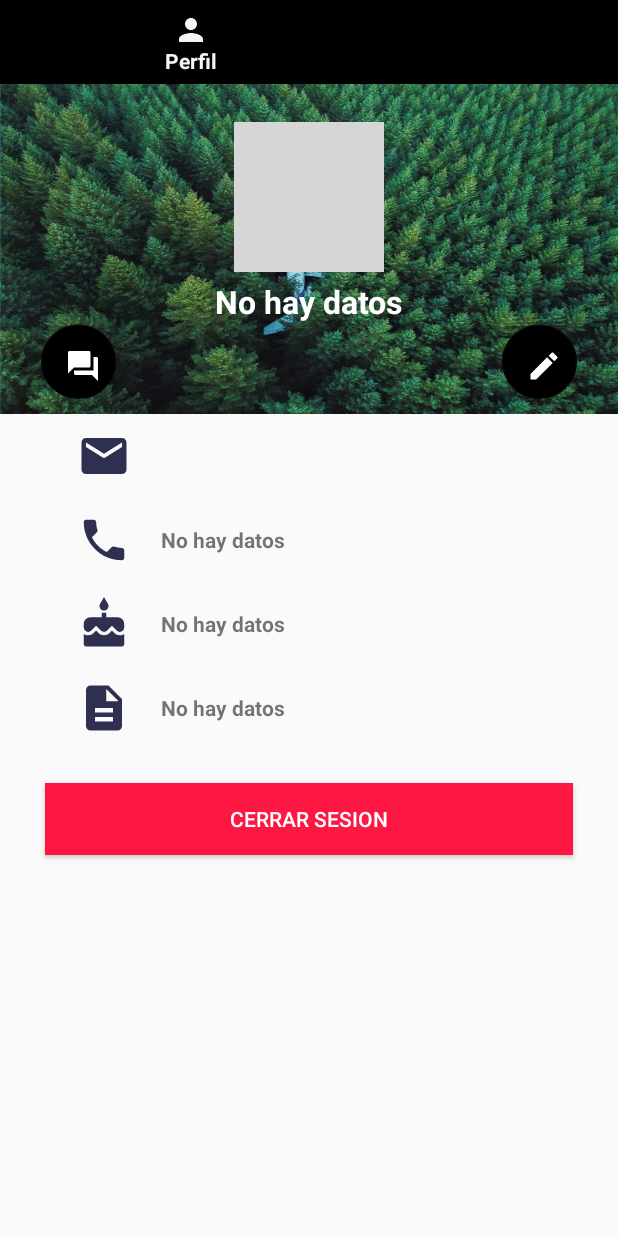
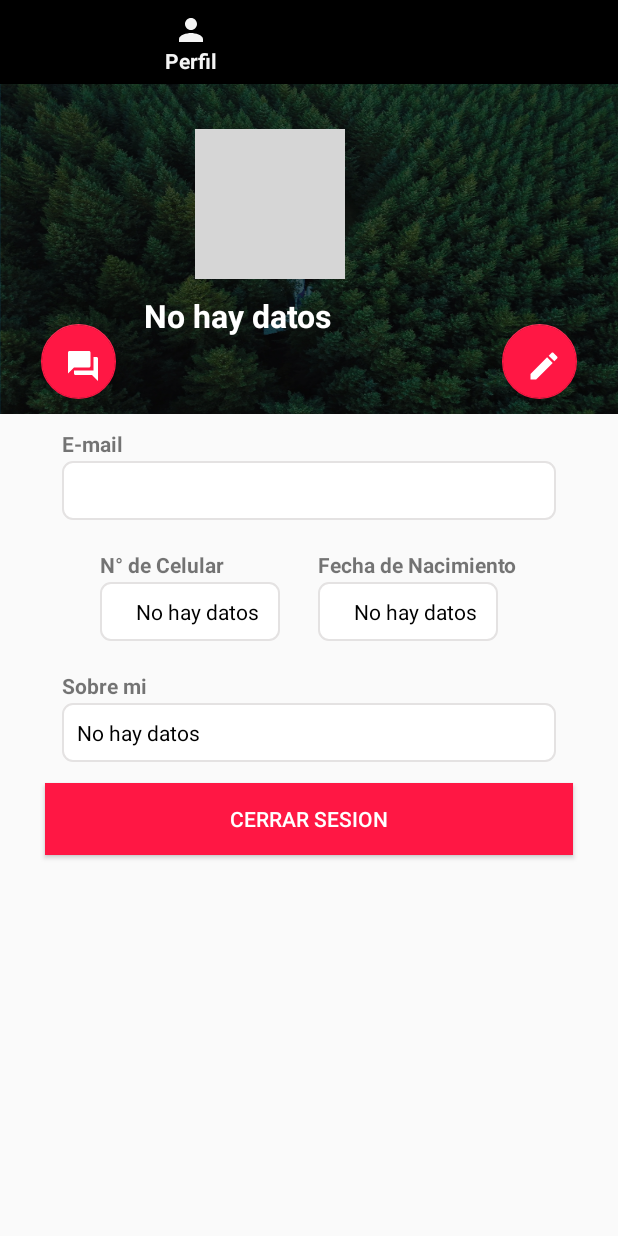
Before and after one commit to Zannier7/NewApp, an Android app: the screen it shows after launch once a user with an empty profile is signed in (InicioActivity), item 2 of the bottom bar chosen, on a phone screen of 412 x 824 dp. Run offline under Robolectric (Android 15) with nearby library versions, the phone set to English and light mode, and no system bars; our stand-ins replace Firebase (no records; nobody signed in at launch, a user with empty details on screens opened directly); libraries missing offline, so code that uses them is left out: com.facebook, com.facebook.login; pictures from the network do not load; 3 statements that could not run were skipped; grey boxes are pictures that could not be loaded.

Commit message:
style perfil

```diff
--- a/app/src/main/java/pe/com/app/nose/PerfilFragment.java
+++ b/app/src/main/java/pe/com/app/nose/PerfilFragment.java
@@ -19,6 +19,7 @@ import android.view.View;
 import android.view.ViewGroup;
 import android.widget.ArrayAdapter;
 import android.widget.Button;
+import android.widget.FrameLayout;
 import android.widget.ImageView;
 import android.widget.TextView;
 
@@ -62,6 +63,7 @@ public class PerfilFragment extends Fragment implements GoogleApiClient.OnConnec
     private TextView pro_descripcion;
     private String userID;
     private FirebaseDatabase mfirebaseDatabase;
+    private FrameLayout fl;
 
     //PSF NEED FOR INVITE
     private static final String TAG = PerfilFragment.class.getSimpleName();
@@ -96,6 +98,11 @@ public class PerfilFragment extends Fragment implements GoogleApiClient.OnConnec
         nameTextView = (TextView) view.findViewById(R.id.nameTextView);
         emailTextView = (TextView) view.findViewById(R.id.emailTextView);
         pro_descripcion = (TextView)view.findViewById(R.id.pro_descripcion);
+
+        fl = (FrameLayout) view.findViewById( R.id.mainmenu);
+
+       fl.getForeground().setAlpha(150);
+
 
 
 
--- a/app/src/main/java/pe/com/app/nose/Popup_create.java
+++ b/app/src/main/java/pe/com/app/nose/Popup_create.java
@@ -74,7 +74,6 @@ public class Popup_create extends Activity  implements GoogleApiClient.OnConnect
     private FloatingActionButton googleInvite;
 
     private ProgressDialog mProgress;
-    private FrameLayout fl;
 
     private FirebaseAuth mAuth;
     private FirebaseAuth.AuthStateListener fireAuthStateListener;
@@ -142,10 +141,7 @@ public class Popup_create extends Activity  implements GoogleApiClient.OnConnect
         int width = dm.widthPixels;
         int height = dm.heightPixels;
 
-        /*getWindow().setLayout((int)(width*.8),(int)(height*.6));*/
-
-        fl = (FrameLayout) findViewById( R.id.mainmenu);
-        fl.getForeground().setAlpha( 0);
+        //getWindow().setLayout((int)(width*.8),(int)(height*.6));
 
 
         /*Obtener categoria*/
@@ -191,6 +187,8 @@ public class Popup_create extends Activity  implements GoogleApiClient.OnConnect
             }
         });
         /*switchUbicación*/
+
+
             lugar2.setOnClickListener(new View.OnClickListener() {
                 @Override
                 public void onClick(View view) {
--- a/app/src/main/java/pe/com/app/nose/ReadUbication.java
+++ b/app/src/main/java/pe/com/app/nose/ReadUbication.java
@@ -50,7 +50,6 @@ public class ReadUbication extends AppCompatActivity implements GoogleMap.OnMark
         int width = dm.widthPixels;
         int height = dm.heightPixels;
 
-        getWindow().setLayout((int) (width*.8), (int) (height*.6));
 
 
         atrasMap = (FloatingActionButton) findViewById(R.id.atrasMap);
--- /dev/null
+++ b/app/src/main/res/drawable/location.xml
@@ -0,0 +1,5 @@
+<vector android:height="30dp" android:tint="#FFFFFF"
+    android:viewportHeight="30.0" android:viewportWidth="30.0"
+    android:width="30dp" xmlns:android="http://schemas.android.com/apk/res/android">
+    <path android:fillColor="#FF000000" android:pathData="M12,2C8.14,2 5,5.14 5,9c0,5.25 7,13 7,13s7,-7.75 7,-13c0,-3.86 -3.14,-7 -7,-7zM16,10h-3v3h-2v-3L8,10L8,8h3L11,5h2v3h3v2z"/>
+</vector>
--- a/app/src/main/res/drawable/rounded.xml
+++ b/app/src/main/res/drawable/rounded.xml
@@ -1,7 +1,8 @@
 <?xml version="1.0" encoding="utf-8"?>
 <shape xmlns:android="http://schemas.android.com/apk/res/android"
     android:shape="oval">
-    <solid android:color="#2f2f4f"/>
+    <solid android:color="#ffffff"/>
     <size android:width="100dp"
         android:height="100dp"/>
+
 </shape>
--- /dev/null
+++ b/app/src/main/res/drawable/rounded_profile.xml
@@ -0,0 +1,14 @@
+<?xml version="1.0" encoding="utf-8"?>
+<shape xmlns:android="http://schemas.android.com/apk/res/android"
+    android:shape="rectangle" android:padding="10dp">
+    <solid android:color="#fff"/>
+    <stroke android:width="1dp"
+            android:color="#e4e2e2"/>
+    <corners
+        android:bottomRightRadius="15dp"
+        android:bottomLeftRadius="15dp"
+        android:topLeftRadius="15dp"
+        android:topRightRadius="15dp"/>
+    <corners android:radius="10px"/>
+
+</shape>
--- a/app/src/main/res/layout/fragment_perfil.xml
+++ b/app/src/main/res/layout/fragment_perfil.xml
@@ -19,31 +19,16 @@
             android:layout_width="match_parent"
             android:layout_height="220dp"
             android:layout_below="@+id/linearLayout1"
-            android:background="@drawable/backpro"
-            android:orientation="vertical">
+            android:orientation="vertical"
+            android:background="@drawable/backpro">
 
-            <ImageView
+            <FrameLayout xmlns:android="http://schemas.android.com/apk/res/android"
+                android:id="@+id/mainmenu"
+                android:layout_width="fill_parent"
+                android:layout_height="fill_parent"
+                android:foreground="@drawable/atenuar">
 
-                android:id="@+id/photoImageView"
-                android:layout_width="100dp"
-                android:layout_height="100dp"
-                android:layout_centerVertical="true"
-                android:layout_alignParentLeft="true"
-                android:layout_alignParentStart="true"
-                android:layout_gravity="center_horizontal"
-                android:layout_marginTop="25dp"
-                android:background="@drawable/rounded"/>
-
-            <TextView
-                android:id="@+id/nameTextView"
-                android:layout_width="wrap_content"
-                android:layout_height="wrap_content"
-                android:layout_gravity="center_horizontal"
-                android:layout_marginTop="5dp"
-                android:text="nombre/apellidos"
-                android:textColor="#ffff"
-                android:textSize="21sp"
-                android:textStyle="bold" />
+            </FrameLayout>
         </LinearLayout>
 
 
@@ -60,88 +45,110 @@
             <LinearLayout
                 android:layout_width="match_parent"
                 android:layout_height="wrap_content"
-                android:orientation="horizontal"
-                android:paddingLeft="25dp">
+                android:orientation="vertical"
+                android:layout_marginLeft="15dp"
+                android:layout_marginRight="15dp">
 
-                <ImageView
-                    android:layout_width="36dp"
-                    android:layout_height="36dp"
-                    android:src="@drawable/pro_email" />
+                <TextView
+                    android:layout_width="wrap_content"
+                    android:layout_height="wrap_content"
+                    android:text="E-mail"
+                    android:textStyle="bold"
+                    android:layout_marginBottom="2dp"/>
 
                 <TextView
                     android:id="@+id/emailTextView"
-                    android:layout_width="wrap_content"
+                    android:layout_width="match_parent"
                     android:layout_height="wrap_content"
                     android:layout_gravity="center_vertical"
-                    android:paddingLeft="20dp"
-                    android:text="Correo"
-                    android:textStyle="bold" />
+                    android:padding="10dp"
+                    android:text="E-mail"
+                    android:textColor="#000"
+                    android:background="@drawable/rounded_profile"/>
             </LinearLayout>
 
+            <LinearLayout
+                android:layout_width="wrap_content"
+                android:layout_height="wrap_content"
+                android:orientation="horizontal"
+                android:layout_gravity="center_horizontal">
             <LinearLayout
                 android:layout_width="match_parent"
                 android:layout_height="wrap_content"
                 android:layout_marginTop="20dp"
-                android:orientation="horizontal"
-                android:paddingLeft="25dp">
+                android:orientation="vertical">
 
-                <ImageView
-                    android:layout_width="36dp"
-                    android:layout_height="36dp"
-                    android:src="@drawable/pro_phone" />
+                <TextView
+                    android:layout_width="wrap_content"
+                    android:layout_height="wrap_content"
+                    android:text="N° de Celular"
+                    android:textStyle="bold"
+                    android:layout_marginBottom="2dp" />
 
                 <TextView
                     android:id="@+id/phoneTextView"
+                    android:layout_width="120dp"
+                    android:layout_height="wrap_content"
+                    android:layout_gravity="center_vertical"
+                    android:paddingLeft="24dp"
+                    android:textColor="#000"
+                    android:paddingTop="10dp"
+                    android:paddingBottom="10dp"
+                    android:text="987654321"
+                    android:background="@drawable/rounded_profile"/>
+            </LinearLayout>
+
+            <LinearLayout
+                android:layout_width="wrap_content"
+                android:layout_height="wrap_content"
+                android:layout_marginTop="20dp"
+                android:orientation="vertical"
+                android:paddingLeft="25dp">
+
+                <TextView
                     android:layout_width="wrap_content"
                     android:layout_height="wrap_content"
+                    android:text="Fecha de Nacimiento"
+                    android:textStyle="bold"
+                    android:layout_marginBottom="2dp"/>
+
+                <TextView
+                    android:id="@+id/cumpleTextView"
+                    android:layout_width="120dp"
+                    android:layout_height="wrap_content"
                     android:layout_gravity="center_vertical"
-                    android:paddingLeft="20dp"
-                    android:text="Numero"
-                    android:textStyle="bold" />
+                    android:text="1998/26/01"
+                    android:paddingLeft="24dp"
+                    android:paddingTop="10dp"
+                    android:paddingBottom="10dp"
+                    android:textColor="#000"
+                    android:background="@drawable/rounded_profile" />
             </LinearLayout>
-
+            </LinearLayout>
             <LinearLayout
                 android:layout_width="match_parent"
                 android:layout_height="wrap_content"
                 android:layout_marginTop="20dp"
-                android:orientation="horizontal"
-                android:paddingLeft="25dp">
-
-                <ImageView
-                    android:layout_width="36dp"
-                    android:layout_height="36dp"
-                    android:src="@drawable/pro_birthday" />
+                android:orientation="vertical"
+                android:layout_marginLeft="15dp"
+                android:layout_marginRight="15dp">
 
                 <TextView
-                    android:id="@+id/cumpleTextView"
                     android:layout_width="wrap_content"
                     android:layout_height="wrap_content"
-                    android:layout_gravity="center_vertical"
-                    android:paddingLeft="20dp"
-                    android:text="1998/26/01"
-                    android:textStyle="bold" />
-            </LinearLayout>
-
-            <LinearLayout
-                android:layout_width="match_parent"
-                android:layout_height="wrap_content"
-                android:layout_marginTop="20dp"
-                android:orientation="horizontal"
-                android:paddingLeft="25dp">
-
-                <ImageView
-                    android:layout_width="36dp"
-                    android:layout_height="36dp"
-                    android:src="@drawable/pro_info" />
+                    android:text="Sobre mi"
+                    android:textStyle="bold"
+                    android:layout_marginBottom="2dp"/>
 
                 <TextView
                     android:id="@+id/pro_descripcion"
-                    android:layout_width="wrap_content"
+                    android:layout_width="match_parent"
                     android:layout_height="wrap_content"
                     android:layout_gravity="center_vertical"
-                    android:paddingLeft="20dp"
-
-                    android:textStyle="bold" />
+                    android:text="Escribe sobre ti.."
+                    android:textColor="#000"
+                    android:padding="10dp"
+                    android:background="@drawable/rounded_profile"/>
             </LinearLayout>
         </LinearLayout>
 
@@ -173,7 +180,7 @@
             android:layout_marginTop="160dp"
             android:clickable="true"
             android:src="@drawable/create"
-            app:backgroundTint="#000" />
+            app:backgroundTint="@color/colorPrimary" />
 
         <android.support.design.widget.FloatingActionButton
             android:id="@+id/invite_button"
@@ -183,8 +190,31 @@
             android:layout_alignTop="@+id/pro_profile_edit"
             android:clickable="true"
             android:src="@drawable/ic_forum_white"
-            app:backgroundTint="#000"
+            app:backgroundTint="@color/colorPrimary"
             android:layout_marginLeft="27dp" />
+
+        <ImageView
+
+            android:id="@+id/photoImageView"
+            android:layout_width="100dp"
+            android:layout_height="100dp"
+            android:layout_alignParentLeft="true"
+            android:layout_alignParentStart="true"
+            android:layout_marginLeft="130dp"
+            android:layout_marginTop="30dp"
+            android:background="@drawable/rounded"/>
+
+        <TextView
+            android:id="@+id/nameTextView"
+            android:layout_width="wrap_content"
+            android:layout_height="wrap_content"
+            android:text="nombre/apellidos"
+            android:gravity="center_horizontal"
+            android:layout_marginLeft="95dp"
+            android:layout_marginTop="140dp"
+            android:textColor="#ffff"
+            android:textSize="21sp"
+            android:textStyle="bold" />
 
         <FrameLayout
             android:id="@+id/snackbar_layout"
--- a/app/src/main/res/layout/popup_create.xml
+++ b/app/src/main/res/layout/popup_create.xml
@@ -1,9 +1,5 @@
 <?xml version="1.0" encoding="utf-8"?>
-<FrameLayout xmlns:android="http://schemas.android.com/apk/res/android"
-    android:id="@+id/mainmenu"
-    android:layout_width="fill_parent"
-    android:layout_height="fill_parent"
-    android:foreground="@drawable/atenuar" >
+
 
 <LinearLayout xmlns:android="http://schemas.android.com/apk/res/android"
     xmlns:app="http://schemas.android.com/apk/res-auto"
@@ -30,16 +26,17 @@
     android:scrollbarStyle="insideOverlay">
 
     <LinearLayout
-        android:layout_width="wrap_content"
+        android:layout_width="match_parent"
         android:layout_height="wrap_content"
         android:orientation="vertical"
-        android:layout_gravity="center_horizontal">
+        android:layout_gravity="center_horizontal"
+        android:layout_marginTop="30dp">
 
 
 
 
     <LinearLayout
-        android:layout_width="wrap_content"
+        android:layout_width="match_parent"
         android:layout_height="wrap_content"
         android:orientation="vertical">
 
@@ -89,7 +86,7 @@
             android:layout_height="wrap_content"
             android:text="Seleccionar una categoria:"
             android:layout_gravity="center_horizontal"
-            android:layout_marginTop="10dp"/>
+            android:layout_marginTop="18dp"/>
 
         <Spinner
             android:layout_gravity="center_horizontal"
@@ -109,11 +106,12 @@
            android:layout_width="match_parent"
            android:layout_height="wrap_content"
            android:orientation="horizontal"
-           android:gravity="center_horizontal">
+           android:gravity="center_horizontal"
+           android:layout_marginTop="10dp">
 
         <EditText
             android:id="@+id/date"
-            android:layout_width="100dp"
+            android:layout_width="120dp"
             android:layout_height="wrap_content"
             android:layout_alignParentTop="true"
             android:layout_centerHorizontal="true"
@@ -122,12 +120,11 @@
             android:ems="10"
             android:focusable="false"
             android:hint="Fecha"
-            android:inputType="datetime"
-            android:paddingLeft="10dp" />
+            android:inputType="datetime"/>
 
         <EditText
             android:id="@+id/time"
-            android:layout_width="100dp"
+            android:layout_width="120dp"
             android:layout_height="wrap_content"
             android:layout_alignParentTop="true"
             android:layout_centerHorizontal="true"
@@ -137,8 +134,7 @@
             android:ems="10"
             android:focusable="false"
             android:hint="Hora"
-            android:inputType="time"
-            android:paddingLeft="10dp" />
+            android:inputType="time" />
 
         </LinearLayout>
     <LinearLayout
@@ -165,7 +161,7 @@
         android:layout_width="wrap_content"
         android:layout_height="wrap_content"
         android:layout_gravity="center_horizontal"
-        android:layout_marginTop="10dp">
+        android:layout_marginTop="12dp">
 
         <Switch
             android:id="@+id/selectlugar"
@@ -182,25 +178,26 @@
             android:layout_width="wrap_content"
             android:layout_height="wrap_content"
             android:layout_gravity="center"
-            android:orientation="horizontal">
+            android:orientation="horizontal"
+            android:layout_marginTop="10dp">
 
             <TextView
                 android:layout_width="match_parent"
                 android:layout_height="wrap_content"
                 android:text="Seleccionar lugar"
-                android:paddingTop="8dp"
+                android:paddingTop="13dp"
                 android:layout_marginLeft="5dp"
                 android:textColor="#000"/>
 
 
             <android.support.design.widget.FloatingActionButton
                 android:id="@+id/lugar"
-                android:layout_width="wrap_content"
-                android:layout_height="30dp"
+                android:layout_width="40dp"
+                android:layout_height="40dp"
                 android:layout_marginBottom="11dp"
                 android:layout_marginLeft="5dp"
                 android:clickable="true"
-                android:src="@mipmap/ubi_round"
+                android:src="@drawable/location"
                 app:backgroundTint="@color/colorPrimary" />
         </LinearLayout>
 
@@ -209,7 +206,7 @@
         android:layout_width = "wrap_content"
         android:layout_height = "wrap_content"
         android:text="Crear Evento"
-        android:layout_marginTop="15dp"
+        android:layout_marginTop="20dp"
         android:layout_gravity="center_horizontal"
         android:backgroundTint="@color/colorPrimary"
         android:textColor="@color/white" />
@@ -217,4 +214,3 @@
     </LinearLayout>
 </ScrollView>
 </LinearLayout>
-</FrameLayout>
--- a/app/src/main/res/layout/read_ubication.xml
+++ b/app/src/main/res/layout/read_ubication.xml
@@ -26,7 +26,7 @@
         android:layout_marginLeft="18dp"
         android:clickable="true"
         android:src="@drawable/back"
-        app:backgroundTint="@color/colorAccent" />
+        app:backgroundTint="@color/colorPrimary" />
 
 </RelativeLayout>
 
--- a/app/src/main/res/values/strings.xml
+++ b/app/src/main/res/values/strings.xml
@@ -31,10 +31,10 @@
     <string name="deep_link_fmt" formatted="false">Deep Link: %s</string>
     <string name="invitation_id_fmt" formatted="false">Invitation ID: %s</string>
 
-    <string name="invitation_title">Send App Invite Quickstart Invitation</string>
-    <string name="invitation_message">This app is terrific, give it a try and get $5 off!</string>
+    <string name="invitation_title">Enviar Invitación -> </string>
+    <string name="invitation_message">Hey hoola..Quiero que seas parte de mi evento. No DUDES en ASISTIR la pasarás muy bien </string>
     <string name="invitation_deep_link">http://example.com/offer/five_dollar_offer</string>
-    <string name="invitation_custom_image">https://www.google.com/images/branding/googlelogo/2x/googlelogo_color_272x92dp.png</string>
+    <string name="invitation_custom_image">https://http2.mlstatic.com/cuadros-al-oleo-abstracto-minimalista-en-1-lienzo-D_NQ_NP_743006-MLM25867629872_082017-F.jpg</string>
     <string name="invitation_cta">Install!</string>
     <string name="send_failed">Sending invitations failed</string>
     <string name="invite_dialog_title">You got an invitation!</string>
```
Lines whose indentation alone changed are shown as unchanged.
